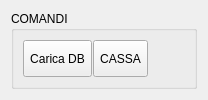
This is src/comandibox.ui in mtonin/gestcassa as Qt 5 draws it before an edit. The edited form follows.
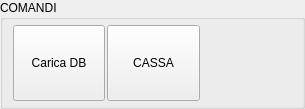
This is the edited form.

The edit to the form file:
```diff
--- a/src/comandibox.ui
+++ b/src/comandibox.ui
@@ -6,12 +6,12 @@
    <rect>
     <x>0</x>
     <y>0</y>
-    <width>208</width>
-    <height>100</height>
+    <width>305</width>
+    <height>109</height>
    </rect>
   </property>
   <property name="sizePolicy">
-   <sizepolicy hsizetype="Preferred" vsizetype="Fixed">
+   <sizepolicy hsizetype="Preferred" vsizetype="Preferred">
     <horstretch>0</horstretch>
     <verstretch>0</verstretch>
    </sizepolicy>
@@ -19,30 +19,45 @@
   <property name="minimumSize">
    <size>
     <width>0</width>
-    <height>100</height>
+    <height>0</height>
    </size>
   </property>
   <property name="maximumSize">
    <size>
     <width>16777215</width>
-    <height>100</height>
+    <height>16777215</height>
    </size>
   </property>
   <property name="windowTitle">
    <string>Form</string>
   </property>
-  <layout class="QHBoxLayout" name="horizontalLayout">
+  <layout class="QHBoxLayout" name="horizontalLayout_2">
+   <property name="spacing">
+    <number>1</number>
+   </property>
+   <property name="margin">
+    <number>0</number>
+   </property>
    <item>
     <widget class="QGroupBox" name="groupBox">
      <property name="title">
       <string>COMANDI</string>
      </property>
-     <layout class="QHBoxLayout" name="horizontalLayout_2">
+     <layout class="QHBoxLayout" name="horizontalLayout">
       <property name="spacing">
-       <number>1</number>
+       <number>2</number>
       </property>
-      <property name="margin">
-       <number>9</number>
+      <property name="leftMargin">
+       <number>10</number>
+      </property>
+      <property name="topMargin">
+       <number>5</number>
+      </property>
+      <property name="rightMargin">
+       <number>10</number>
+      </property>
+      <property name="bottomMargin">
+       <number>5</number>
       </property>
       <item>
        <widget class="QToolButton" name="dbLoadBtn">
```
